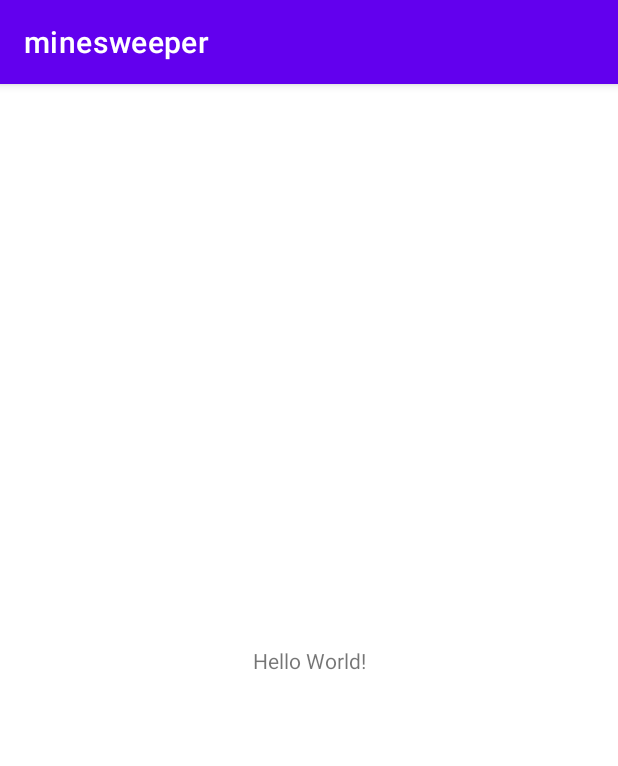
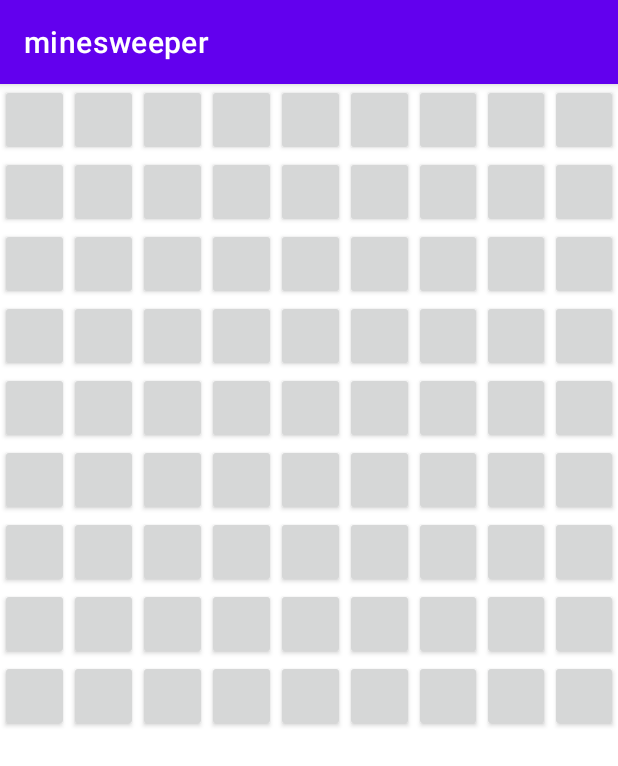
Before and after one commit to happysang/minesweeper_project, an Android app: the screen it shows after launch (MainActivity), on a phone screen of 412 x 824 dp. Shown: the top 766 px of the screen. Run offline under Robolectric (Android 15) with nearby library versions, the phone set to English and light mode, and no system bars.

Commit message:
기본 틀 생성

```diff
--- a/app/src/main/java/com/example/minesweeper/MainActivity.java
+++ b/app/src/main/java/com/example/minesweeper/MainActivity.java
@@ -3,6 +3,12 @@ package com.example.minesweeper;
 import androidx.appcompat.app.AppCompatActivity;
 
 import android.os.Bundle;
+import android.widget.Button;
+import android.widget.TableLayout;
+import android.widget.TableRow;
+
+import java.util.ArrayList;
+import java.util.List;
 
 public class MainActivity extends AppCompatActivity {
 
@@ -10,5 +16,27 @@ public class MainActivity extends AppCompatActivity {
     protected void onCreate(Bundle savedInstanceState) {
         super.onCreate(savedInstanceState);
         setContentView(R.layout.activity_main);
+
+        TableLayout table;
+        table = (TableLayout) findViewById(R.id.tableLayout);
+        List<TableRow> tableRows = new ArrayList<>(9);
+        for (int i = 0; i < 9; i++){
+            tableRows.add(new TableRow(this));
+            table.addView(tableRows.get(i));
+        }
+
+        TableRow.LayoutParams layoutParams = new TableRow.LayoutParams(
+                TableRow.LayoutParams.WRAP_CONTENT,
+                TableRow.LayoutParams.WRAP_CONTENT,
+                1.0f);
+
+        Button[][] buttons = new Button[9][9];
+        for (int i = 0; i < 9; i++) {
+            for (int j = 0; j < 9; j++) {
+                buttons[i][j] = new Button(this);
+                buttons[i][j].setLayoutParams(layoutParams);
+                tableRows.get(i).addView(buttons[i][j]);
+            }
+        }
     }
 }
--- a/app/src/main/res/layout/activity_main.xml
+++ b/app/src/main/res/layout/activity_main.xml
@@ -6,13 +6,26 @@
     android:layout_height="match_parent"
     tools:context=".MainActivity">
 
-    <TextView
-        android:layout_width="wrap_content"
-        android:layout_height="wrap_content"
-        android:text="Hello World!"
-        app:layout_constraintBottom_toBottomOf="parent"
-        app:layout_constraintLeft_toLeftOf="parent"
-        app:layout_constraintRight_toRightOf="parent"
-        app:layout_constraintTop_toTopOf="parent" />
+    <TableLayout
+        android:id="@+id/tableLayout"
+        android:layout_width="match_parent"
+        android:layout_height="match_parent">
+
+        <TableRow
+            android:layout_width="match_parent"
+            android:layout_height="match_parent" />
+
+        <TableRow
+            android:layout_width="match_parent"
+            android:layout_height="match_parent" />
+
+        <TableRow
+            android:layout_width="match_parent"
+            android:layout_height="match_parent" />
+
+        <TableRow
+            android:layout_width="match_parent"
+            android:layout_height="match_parent" />
+    </TableLayout>
 
 </androidx.constraintlayout.widget.ConstraintLayout>
```
